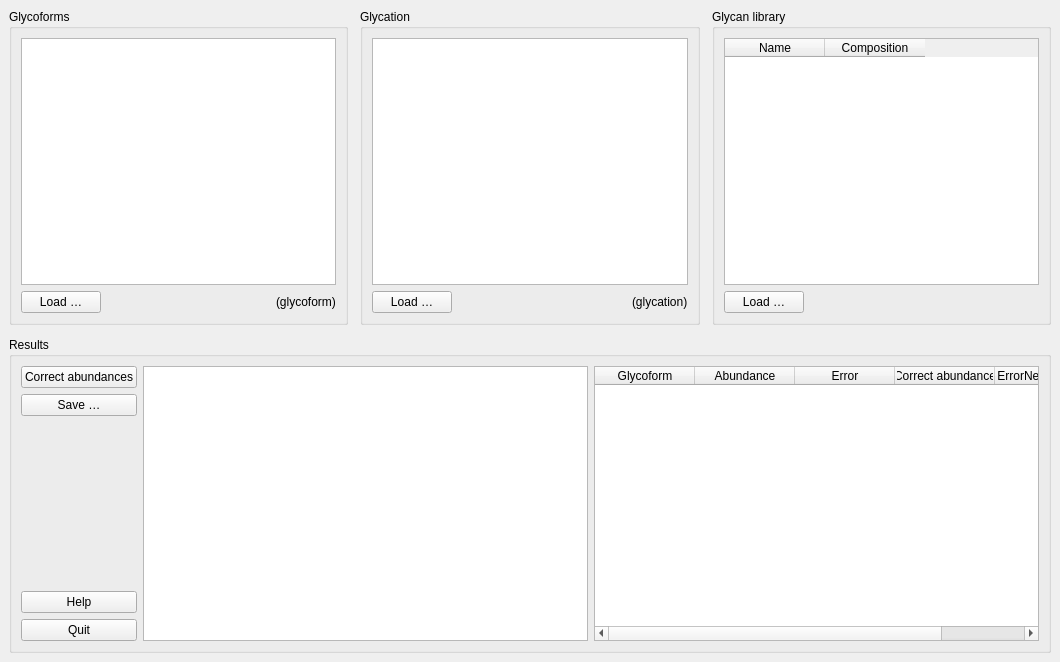
Old version of the form main_window.ui in the repository cdl-biosimilars/cafog.
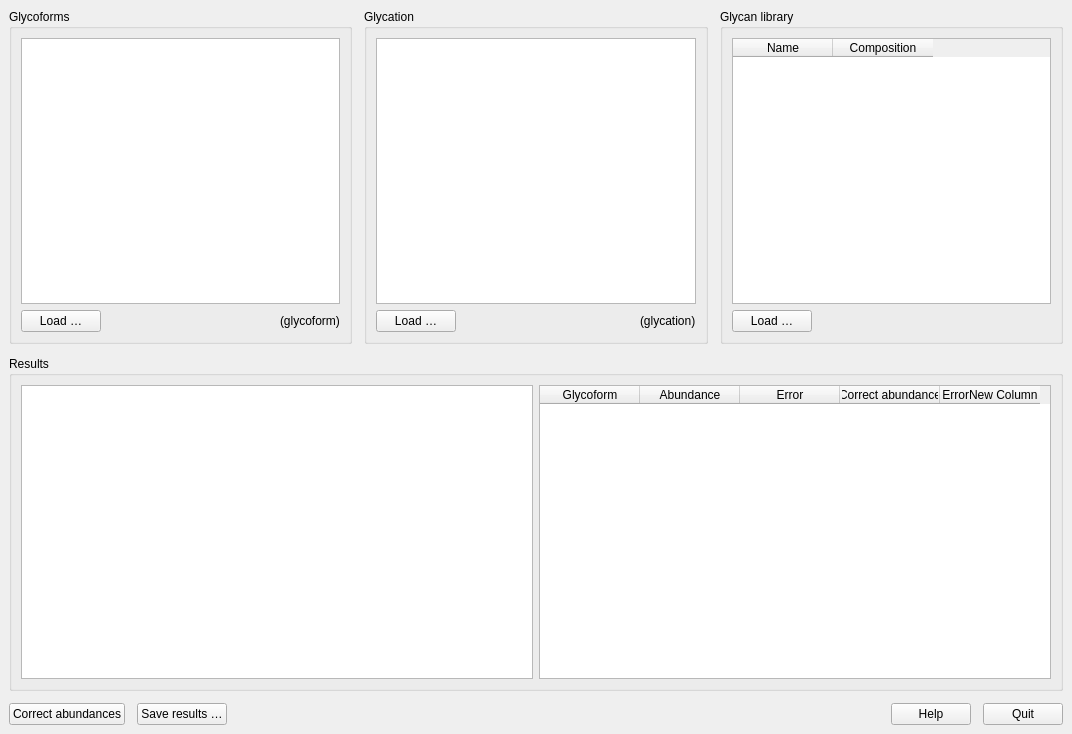
New version of the form. Custom widgets are drawn as their Qt base class.

Commit message: move buttons in main window to bottom

```diff
--- a/main_window.ui
+++ b/main_window.ui
@@ -6,15 +6,15 @@
    <rect>
     <x>0</x>
     <y>0</y>
-    <width>1060</width>
-    <height>662</height>
+    <width>1072</width>
+    <height>734</height>
    </rect>
   </property>
   <property name="windowTitle">
    <string>Correct abundances for glycation</string>
   </property>
   <widget class="QWidget" name="centralwidget">
-   <layout class="QVBoxLayout" name="verticalLayout_5">
+   <layout class="QVBoxLayout" name="verticalLayout_4">
     <property name="spacing">
      <number>12</number>
     </property>
@@ -178,51 +178,6 @@
        <string>Results</string>
       </property>
       <layout class="QHBoxLayout" name="horizontalLayout">
-       <item>
-        <layout class="QVBoxLayout" name="verticalLayout_4">
-         <item>
-          <widget class="QPushButton" name="btCorrect">
-           <property name="text">
-            <string>Correct abundances</string>
-           </property>
-          </widget>
-         </item>
-         <item>
-          <widget class="QPushButton" name="btSave">
-           <property name="text">
-            <string>Save …</string>
-           </property>
-          </widget>
-         </item>
-         <item>
-          <spacer name="verticalSpacer">
-           <property name="orientation">
-            <enum>Qt::Vertical</enum>
-           </property>
-           <property name="sizeHint" stdset="0">
-            <size>
-             <width>20</width>
-             <height>40</height>
-            </size>
-           </property>
-          </spacer>
-         </item>
-         <item>
-          <widget class="QPushButton" name="btHelp">
-           <property name="text">
-            <string>Help</string>
-           </property>
-          </widget>
-         </item>
-         <item>
-          <widget class="QPushButton" name="btQuit">
-           <property name="text">
-            <string>Quit</string>
-           </property>
-          </widget>
-         </item>
-        </layout>
-       </item>
        <item>
         <widget class="QChartView" name="cvResults">
          <property name="renderHints">
@@ -262,6 +217,51 @@
       </layout>
      </widget>
     </item>
+    <item>
+     <layout class="QHBoxLayout" name="horizontalLayout_6">
+      <item>
+       <widget class="QPushButton" name="btCorrect">
+        <property name="text">
+         <string>Correct abundances</string>
+        </property>
+       </widget>
+      </item>
+      <item>
+       <widget class="QPushButton" name="btSave">
+        <property name="text">
+         <string>Save results …</string>
+        </property>
+       </widget>
+      </item>
+      <item>
+       <spacer name="horizontalSpacer_4">
+        <property name="orientation">
+         <enum>Qt::Horizontal</enum>
+        </property>
+        <property name="sizeHint" stdset="0">
+         <size>
+          <width>40</width>
+          <height>20</height>
+         </size>
+        </property>
+       </spacer>
+      </item>
+      <item>
+       <widget class="QPushButton" name="btHelp">
+        <property name="text">
+         <string>Help</string>
+        </property>
+       </widget>
+      </item>
+      <item>
+       <widget class="QPushButton" name="btQuit">
+        <property name="text">
+         <string>Quit</string>
+        </property>
+       </widget>
+      </item>
+     </layout>
+    </item>
    </layout>
   </widget>
  </widget>
```
The commit also changes 1 other file.
